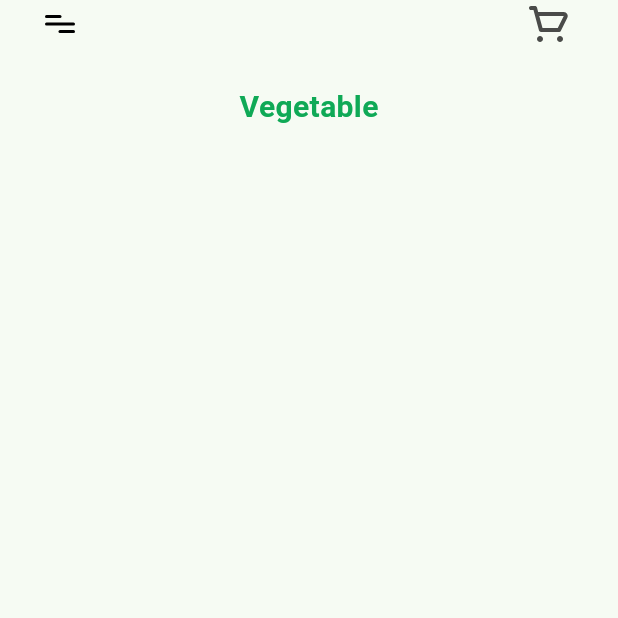
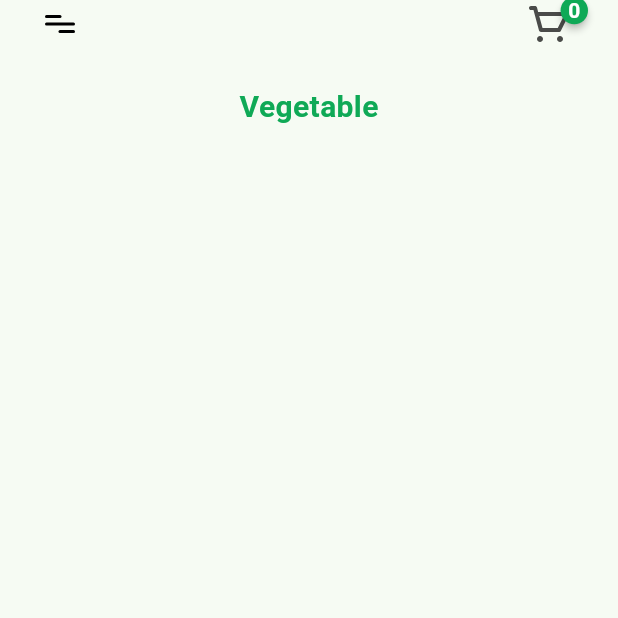
Before and after one commit to Venuru/Grocery-App, a Flutter app: the screen it shows once a user with an empty profile is signed in, on a phone screen of 412 x 824 dp, the top half of it. Run offline on Flutter 3.47's test engine with Material 3 defaults, Android fonts, the phone set to English and light mode, and no system bars; drawn by our look-alikes of badges; our stand-ins replace animate_do, awesome_dialog, cloud_firestore, firebase_auth, firebase_core, firebase_storage and 4 more; accounts and stored records are empty.

Commit message:
Add to cart function completed and total amount calculate using cart item model and item counter function completed and add to total item count to cart button.

```diff
--- /dev/null
+++ b/lib/components/cart_button.dart
@@ -0,0 +1,42 @@
+import 'package:flutter/material.dart';
+import 'package:flutter_svg/svg.dart';
+import 'package:grocery_app/components/custom_text.dart';
+import 'package:grocery_app/providers/cart_provider.dart';
+import 'package:grocery_app/screens/main/cart/cart.dart';
+import 'package:grocery_app/utils/constants/app_assets.dart';
+import 'package:grocery_app/utils/constants/app_colors.dart';
+import 'package:grocery_app/utils/helpers/helpers.dart';
+import 'package:badges/badges.dart' as badges;
+import 'package:provider/provider.dart';
+
+class CartButton extends StatelessWidget {
+  const CartButton({
+    super.key,
+  });
+
+  @override
+  Widget build(BuildContext context) {
+    return Consumer<CartProvider>(
+      builder: (context, value, child) {
+        return  badges.Badge(
+          badgeContent: CustomText(
+            value.cartItems.length.toString(),
+            fontWeight: FontWeight.bold,
+            color: AppColors.white,
+          ),
+          badgeStyle: const badges.BadgeStyle(
+            badgeColor: AppColors.primaryColor
+          ),
+          child: InkWell(
+            onTap: () {
+              Helpers.navigateTo(context, const Cart());
+            },
+            child: SvgPicture.asset(
+              AppAssets.getIconName("cart-icon.svg")
+            ),
+          ),
+        );
+      }
+    );
+  }
+}
--- a/lib/main.dart
+++ b/lib/main.dart
@@ -3,6 +3,7 @@ import 'package:flutter/material.dart';
 import 'package:grocery_app/firebase_options.dart';
 import 'package:grocery_app/providers/admin_provider.dart';
 import 'package:grocery_app/providers/auth_providers.dart';
+import 'package:grocery_app/providers/cart_provider.dart';
 import 'package:grocery_app/providers/product_provider.dart';
 import 'package:grocery_app/screens/splash/splash.dart';
 import 'package:provider/provider.dart';
@@ -17,6 +18,7 @@ Future<void> main() async {
       ChangeNotifierProvider(create: (context) => AuthProviders()),
       ChangeNotifierProvider(create: (context) => AdminProvider()),
       ChangeNotifierProvider(create: (context) => ProductProvider()),
+      ChangeNotifierProvider(create: (context) => CartProvider()),
     ],
     child: const MyApp(),)
   );
--- /dev/null
+++ b/lib/models/cart_item_model.dart
@@ -0,0 +1,29 @@
+import 'package:grocery_app/models/product_model.dart';
+
+class CartItemModel {
+  String id;
+  int productAmount;
+  double subTotal;
+  ProductModel productModel;
+
+  CartItemModel({required this.id, required this.productAmount, required this.subTotal, required this.productModel});
+
+  // bind json data to user model
+  factory CartItemModel.fromJson(Map<String, dynamic> map) {
+    return CartItemModel(
+      id: map['id'] as String,
+      productAmount: map['productAmount'] as int,
+      subTotal: map['subTotal'] as double,
+      productModel: ProductModel.fromJson(map['productModel'] as Map<String, dynamic>),
+    );
+  }
+
+  Map<String, dynamic> toJson() {
+    return <String, dynamic>{
+      'id': id,
+      'productAmount': productAmount,
+      'subTotal': subTotal,
+      'productModel': productModel.toJson(),
+    };
+  }
+}
--- a/lib/screens/main/home/home.dart
+++ b/lib/screens/main/home/home.dart
@@ -1,10 +1,11 @@
 import 'package:animate_do/animate_do.dart';
 import 'package:flutter/material.dart';
 import 'package:flutter_svg/flutter_svg.dart';
+import 'package:grocery_app/components/cart_button.dart';
 import 'package:grocery_app/components/custom_text.dart';
 import 'package:grocery_app/models/product_model.dart';
+import 'package:grocery_app/providers/cart_provider.dart';
 import 'package:grocery_app/providers/product_provider.dart';
-import 'package:grocery_app/screens/main/cart/cart.dart';
 import 'package:grocery_app/screens/main/product_details/product_details.dart';
 import 'package:grocery_app/utils/constants/app_assets.dart';
 import 'package:grocery_app/utils/constants/app_colors.dart';
@@ -35,16 +36,7 @@ class _HomeState extends State<Home> {
                       "menu-icon.svg"
                     )
                   ),
-                  InkWell(
-                    onTap: () {
-                      Helpers.navigateTo(context, const Cart());
-                    },
-                    child: SvgPicture.asset(
-                      AppAssets.getIconName(
-                        "cart-icon.svg"
-                      )
-                    ),
-                  ),
+                  const CartButton()
                 ],
               ),
               const SizedBox(height: 25.0),
@@ -116,6 +108,9 @@ class ProductTile extends StatelessWidget {
         // set selected product model on clicked
         Provider.of<ProductProvider>(context, listen: false).setProduct = model;
 
+        // clear the cart counter
+        Provider.of<CartProvider>(context, listen: false).clearAmount();
+
         // navigate to the product details screen
         Helpers.navigateTo(context, const ProductDetails());
       },
--- a/lib/screens/main/product_details/widgets/related_item_tile.dart
+++ b/lib/screens/main/product_details/widgets/related_item_tile.dart
@@ -1,6 +1,7 @@
 import 'package:flutter/material.dart';
 import 'package:grocery_app/components/custom_text.dart';
 import 'package:grocery_app/models/product_model.dart';
+import 'package:grocery_app/providers/cart_provider.dart';
 import 'package:grocery_app/providers/product_provider.dart';
 import 'package:grocery_app/utils/constants/app_colors.dart';
 import 'package:provider/provider.dart';
@@ -17,6 +18,9 @@ class RelatedItemTile extends StatelessWidget {
   Widget build(BuildContext context) {
     return InkWell(
       onTap: () {
+        // clear the cart counter
+        Provider.of<CartProvider>(context, listen: false).clearAmount();
+
         Provider.of<ProductProvider>(context, listen: false).setProduct = model;
       },
       child: Container(
--- a/pubspec.yaml
+++ b/pubspec.yaml
@@ -46,6 +46,7 @@ dependencies:
   cloud_firestore: ^4.15.8
   image_picker: ^1.0.8
   firebase_storage: ^11.6.9
+  badges: ^3.1.2
 
 dev_dependencies:
   flutter_test:
```
Also changed, not shown: lib/providers/cart_provider.dart (added, +84 -0 lines), lib/screens/main/product_details/product_details.dart (+25 -8 lines), pubspec.lock.
